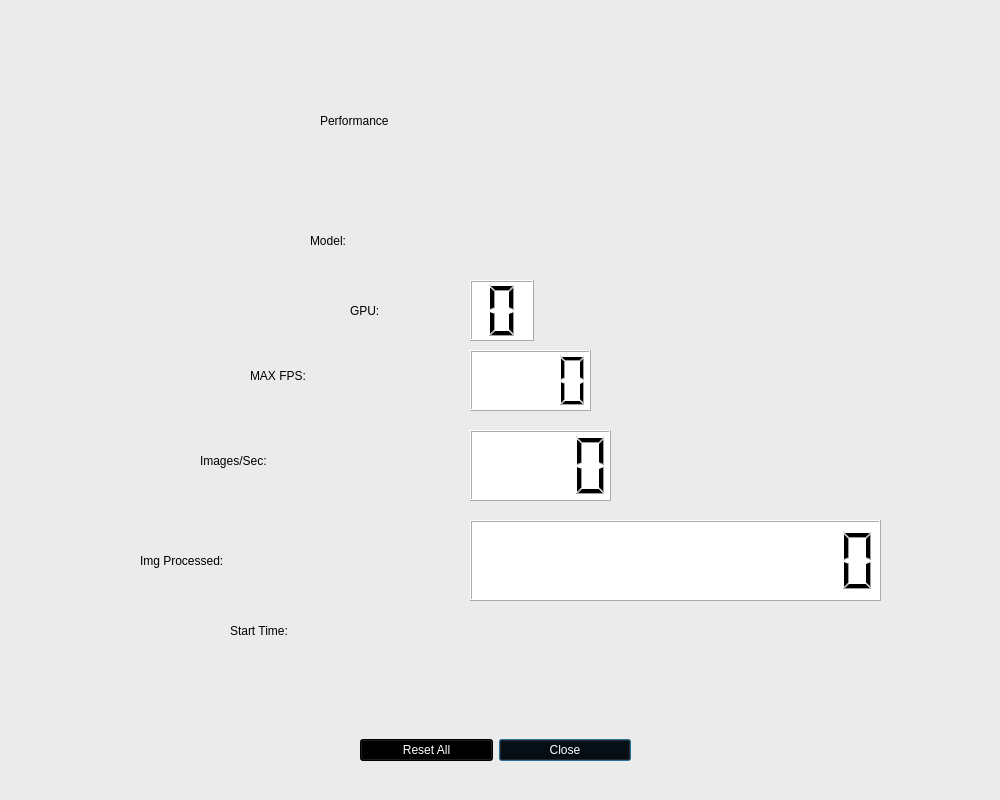
Before: the Qt Designer form utils/annInferenceApp/perf_graph.ui in GPUOpen-ProfessionalCompute-Libraries/amdovx-modules, drawn with Qt 5.
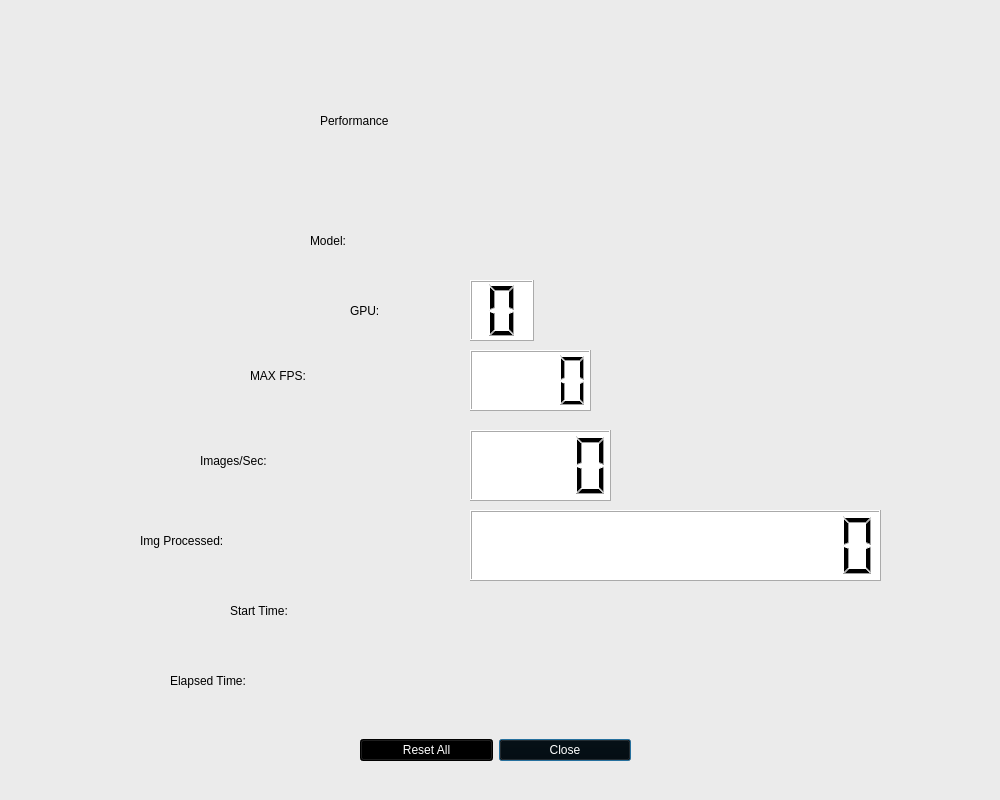
After: the same form once the commit is applied. Icons and pictures are not drawn.

Commit message: Inference App - Elapsed time added

```diff
--- a/utils/annInferenceApp/perf_graph.ui
+++ b/utils/annInferenceApp/perf_graph.ui
@@ -107,9 +107,9 @@
    <property name="geometry">
     <rect>
      <x>470</x>
-     <y>520</y>
+     <y>510</y>
      <width>411</width>
-     <height>81</height>
+     <height>71</height>
     </rect>
    </property>
    <property name="styleSheet">
@@ -127,7 +127,7 @@
    <property name="geometry">
     <rect>
      <x>140</x>
-     <y>530</y>
+     <y>510</y>
      <width>321</width>
      <height>61</height>
     </rect>
@@ -295,7 +295,7 @@
    <property name="geometry">
     <rect>
      <x>230</x>
-     <y>600</y>
+     <y>580</y>
      <width>231</width>
      <height>61</height>
     </rect>
@@ -312,7 +312,41 @@
    <property name="geometry">
     <rect>
      <x>470</x>
-     <y>610</y>
+     <y>590</y>
+     <width>511</width>
+     <height>51</height>
+    </rect>
+   </property>
+   <property name="styleSheet">
+    <string notr="true">color: rgb(170, 0, 0);
+font: 75 28pt &quot;Ubuntu&quot;;</string>
+   </property>
+   <property name="text">
+    <string/>
+   </property>
+  </widget>
+  <widget class="QLabel" name="ElapsedTimeName_label">
+   <property name="geometry">
+    <rect>
+     <x>170</x>
+     <y>650</y>
+     <width>291</width>
+     <height>61</height>
+    </rect>
+   </property>
+   <property name="styleSheet">
+    <string notr="true">color: rgb(0, 0, 0);
+font: 75 36pt &quot;Ubuntu&quot;;</string>
+   </property>
+   <property name="text">
+    <string>Elapsed Time:</string>
+   </property>
+  </widget>
+  <widget class="QLabel" name="elapsedTime_label">
+   <property name="geometry">
+    <rect>
+     <x>480</x>
+     <y>660</y>
      <width>511</width>
      <height>51</height>
     </rect>
```
The commit also changes 4 other files.
